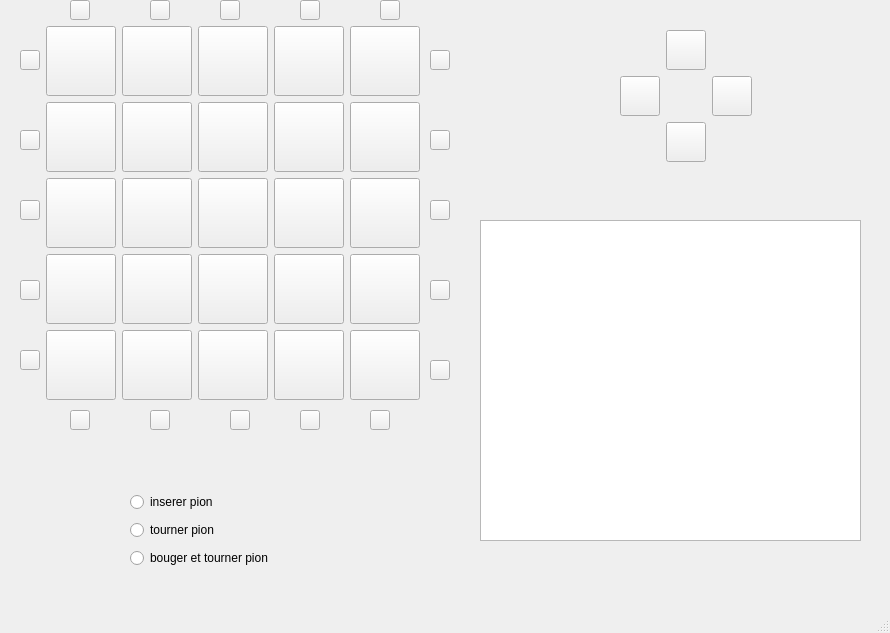
The window that IHM/interface.ui (vivipal/Ultimate-Siam-Board-Game) describes before a commit, drawn with Qt 5.
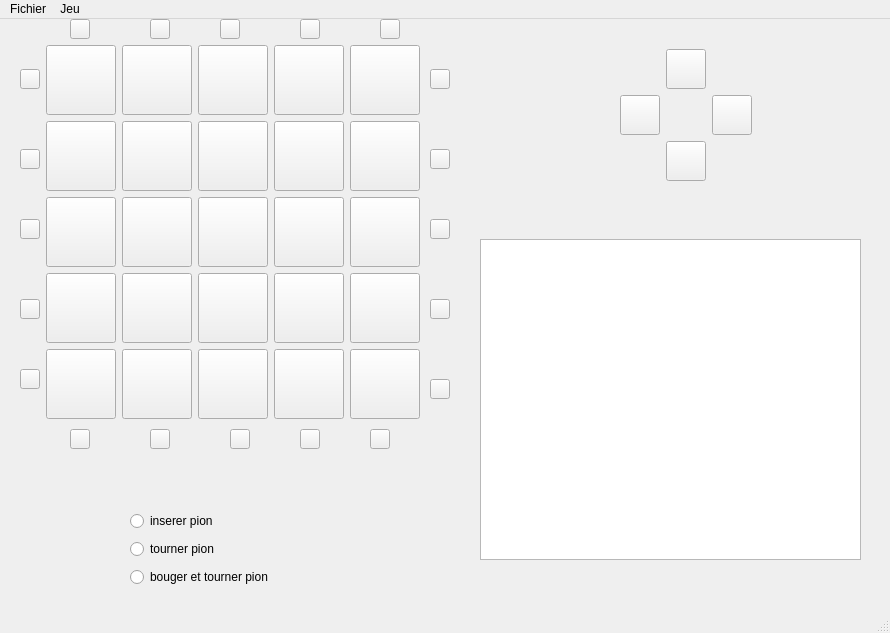
The same window after the commit. Icons and pictures are not drawn.

What changed in the file:
```diff
--- a/IHM/interface.ui
+++ b/IHM/interface.ui
@@ -1235,6 +1235,23 @@
      <height>22</height>
     </rect>
    </property>
+   <widget class="QMenu" name="menuFichier">
+    <property name="title">
+     <string>Fichier</string>
+    </property>
+    <addaction name="actionImporter_une_partie"/>
+    <addaction name="actionSauvegarder_la_partie_en_cours"/>
+    <addaction name="separator"/>
+    <addaction name="actionQuitter"/>
+   </widget>
+   <widget class="QMenu" name="menuJeu">
+    <property name="title">
+     <string>Jeu</string>
+    </property>
+    <addaction name="actionRecommecer_une_partie"/>
+   </widget>
+   <addaction name="menuFichier"/>
+   <addaction name="menuJeu"/>
   </widget>
   <widget class="QStatusBar" name="statusbar"/>
  </widget>
```
Left out of the diff: 44 changed lines with no effect on the pictures.
